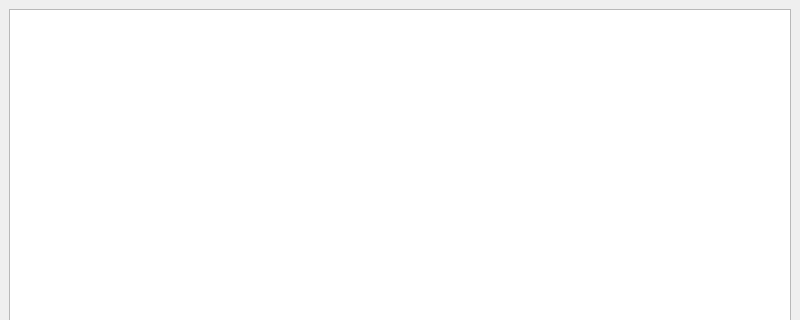
This is ui/documentation/documentation.ui in JCEspitia/modbus-jc as Qt 5 draws it before an edit; both pictures show x 0 to 800 and y 0 to 320 of the 800 by 600 pixel window. The edited form follows.
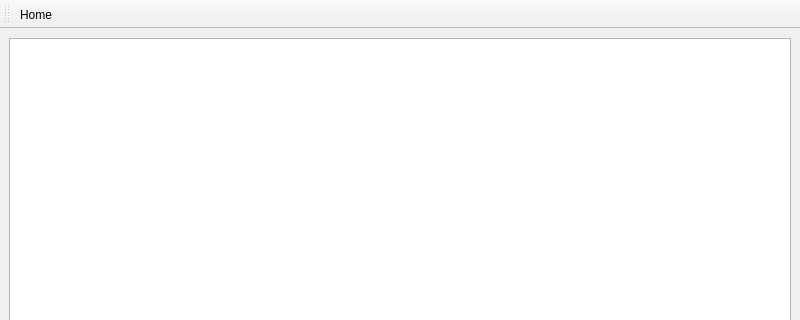
This is the edited form. Icons and pictures are not drawn.

```diff
--- a/ui/documentation/documentation.ui
+++ b/ui/documentation/documentation.ui
@@ -24,6 +24,30 @@
     </item>
    </layout>
   </widget>
+  <widget class="QToolBar" name="toolBar">
+   <property name="windowTitle">
+    <string>toolBar</string>
+   </property>
+   <attribute name="toolBarArea">
+    <enum>TopToolBarArea</enum>
+   </attribute>
+   <attribute name="toolBarBreak">
+    <bool>false</bool>
+   </attribute>
+   <addaction name="actionHome"/>
+  </widget>
+  <action name="actionHome">
+   <property name="icon">
+    <iconset theme="go-home">
+     <normaloff>../../resources/icons/home.png</normaloff>../../resources/icons/home.png</iconset>
+   </property>
+   <property name="text">
+    <string>Home</string>
+   </property>
+   <property name="menuRole">
+    <enum>QAction::NoRole</enum>
+   </property>
+  </action>
  </widget>
  <resources/>
  <connections/>
```
